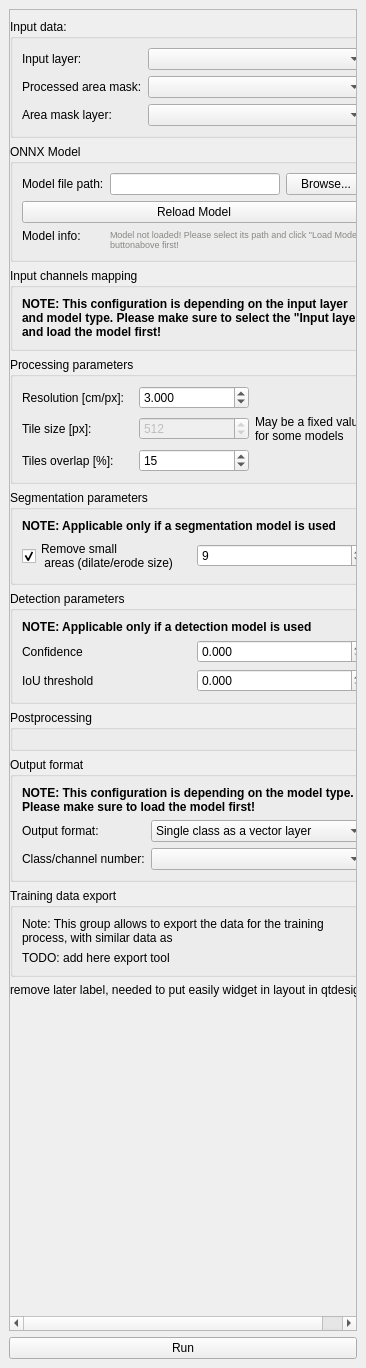
The window that plugin/deep_segmentation_framework/deep_segmentation_framework_dockwidget_base.ui (PUTvision/qgis-plugin-deepness) describes before a commit, drawn with Qt 5.
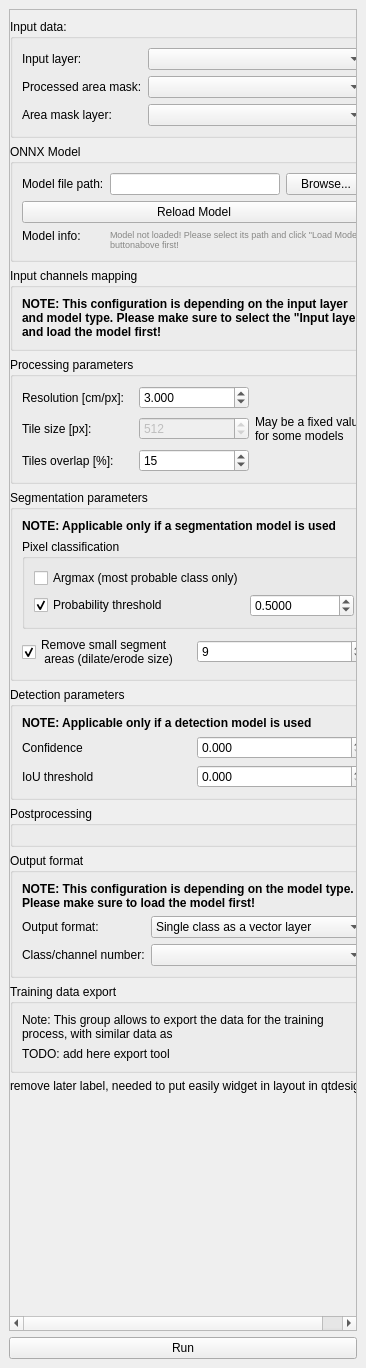
The same window after the commit. Custom widgets are drawn as their Qt base class.

What changed in the file:
```diff
--- a/plugin/deep_segmentation_framework/deep_segmentation_framework_dockwidget_base.ui
+++ b/plugin/deep_segmentation_framework/deep_segmentation_framework_dockwidget_base.ui
@@ -294,17 +294,10 @@
              </property>
             </widget>
            </item>
-           <item row="1" column="1">
-            <widget class="QSpinBox" name="spinBox_dilateErodeSize">
-             <property name="value">
-              <number>9</number>
-             </property>
-            </widget>
-           </item>
-           <item row="1" column="0">
+           <item row="2" column="0">
             <widget class="QCheckBox" name="checkBox_removeSmallAreas">
              <property name="text">
-              <string>Remove small 
+              <string>Remove small segment 
  areas (dilate/erode size)</string>
              </property>
              <property name="checked">
@@ -312,6 +305,52 @@
              </property>
             </widget>
            </item>
+           <item row="2" column="1">
+            <widget class="QSpinBox" name="spinBox_dilateErodeSize">
+             <property name="value">
+              <number>9</number>
+             </property>
+            </widget>
+           </item>
+           <item row="1" column="0" colspan="2">
+            <widget class="QGroupBox" name="groupBox">
+             <property name="title">
+              <string>Pixel classification</string>
+             </property>
+             <layout class="QGridLayout" name="gridLayout_6">
+              <item row="1" column="1">
+               <widget class="QDoubleSpinBox" name="doubleSpinBox_probabilityThreshold">
+                <property name="decimals">
+                 <number>4</number>
+                </property>
+                <property name="maximum">
+                 <double>1.000000000000000</double>
+                </property>
+                <property name="value">
+                 <double>0.500000000000000</double>
+                </property>
+               </widget>
+              </item>
+              <item row="0" column="0">
+               <widget class="QCheckBox" name="checkBox_pixelClassArgmaxEnabled">
+                <property name="text">
+                 <string>Argmax (most probable class only)</string>
+                </property>
+               </widget>
+              </item>
+              <item row="1" column="0">
+               <widget class="QCheckBox" name="checkBox_pixelClassEnableThreshold">
+                <property name="text">
+                 <string>Probability threshold</string>
+                </property>
+                <property name="checked">
+                 <bool>true</bool>
+                </property>
+               </widget>
+              </item>
+             </layout>
+            </widget>
+           </item>
           </layout>
          </widget>
         </item>
```
